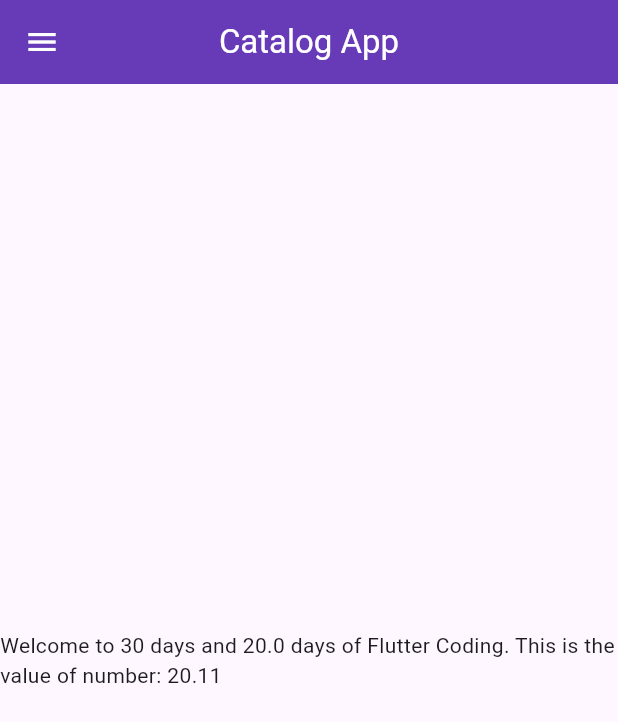
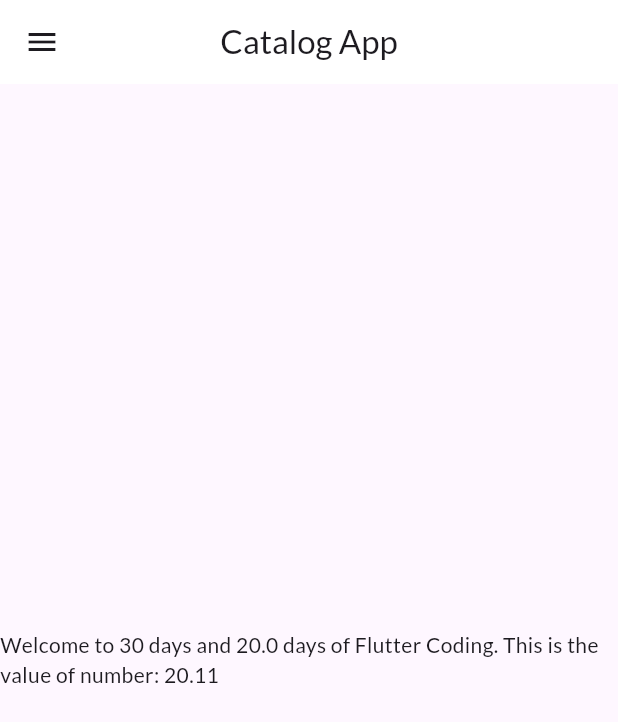
Before and after one commit to prashantt12/flutter-project, a Flutter app: the screen it shows after launch, on a phone screen of 412 x 824 dp. Shown: the top 722 px of the screen. Run offline on Flutter 3.47's test engine with Material 3 defaults, Android fonts, the phone set to English and light mode, and no system bars; our stand-ins replace google_fonts; Roboto replaces fonts that are missing (Acme).

Commit message:
created themes class for file management

```diff
--- a/lib/main.dart
+++ b/lib/main.dart
@@ -1,9 +1,11 @@
 import 'package:flutter/material.dart';
 import 'package:flutter_first_version/pages/homepage.dart';
 import 'package:flutter_first_version/pages/loginpage.dart';
+import 'package:flutter_first_version/widgets/themes.dart';
 import 'package:google_fonts/google_fonts.dart';
 
 import 'utils/routes.dart';
+
 void main() {
   runApp(const MyApp());
 }
@@ -14,27 +16,18 @@ class MyApp extends StatelessWidget {
   @override
   Widget build(BuildContext context) {
     return MaterialApp(
+      themeMode: ThemeMode.light,   // adjusting the theme mode as dark/light according to the system settings
+      theme: MyTheme.lightTheme,    //calling light theme from themes widget
+      darkTheme: MyTheme.darkTheme, //calling dark theme from themes widget
 
-      // removing the debug banner in development ( BECAUSE I DO NOT LIKE IT ON THE SCREEN 🙂 )
-      debugShowCheckedModeBanner: false,
+      debugShowCheckedModeBanner: false,  // removing the debug banner in development ( BECAUSE I DO NOT LIKE IT ON THE SCREEN 🙂 )
 
-      // adjusting the theme mode as dark/light according to the system settings
-      themeMode: ThemeMode.light,
-      theme: ThemeData(
-          primarySwatch: Colors.deepPurple,
-          // adding primary font as some font from the google-font library
-          fontFamily: GoogleFonts.acme().fontFamily,
-          appBarTheme: AppBarTheme(backgroundColor: Colors.deepPurple, foregroundColor: Colors.white)),
-      darkTheme: ThemeData(brightness: Brightness.dark, appBarTheme: AppBarTheme(backgroundColor: Colors.deepPurple)),
+      initialRoute: MyRoutes.homeRoute, // defining the initial-route for the application
 
-      // defining the initial-route for the application
-      initialRoute: MyRoutes.homeRoute,
-
-      // defining the routes for the application
-      routes: {
+      routes: { // defining the routes for the application
         // defining the initial route for the app
         // "/": (context) => LoginPage(),
-        MyRoutes.homeRoute:(context) => HomePage(),
+        MyRoutes.homeRoute: (context) => HomePage(),
         // defining the route for the login page
         "/login": (context) => LoginPage(),
       },
--- /dev/null
+++ b/lib/widgets/themes.dart
@@ -0,0 +1,20 @@
+// Creating a class to manage all the theme Data in one place.
+
+import 'package:flutter/material.dart';
+import 'package:google_fonts/google_fonts.dart';
+
+class MyTheme{
+  static ThemeData get lightTheme => ThemeData(
+    primarySwatch: Colors.deepPurple,
+    fontFamily: GoogleFonts.lato().fontFamily,
+    appBarTheme: AppBarTheme(
+      color: Colors.white,
+      elevation: 0.0,
+    )
+  );
+
+  static ThemeData get darkTheme => ThemeData(
+    brightness: Brightness.dark,
+    appBarTheme: AppBarTheme(backgroundColor: Colors.deepPurple),
+  );
+}
```
